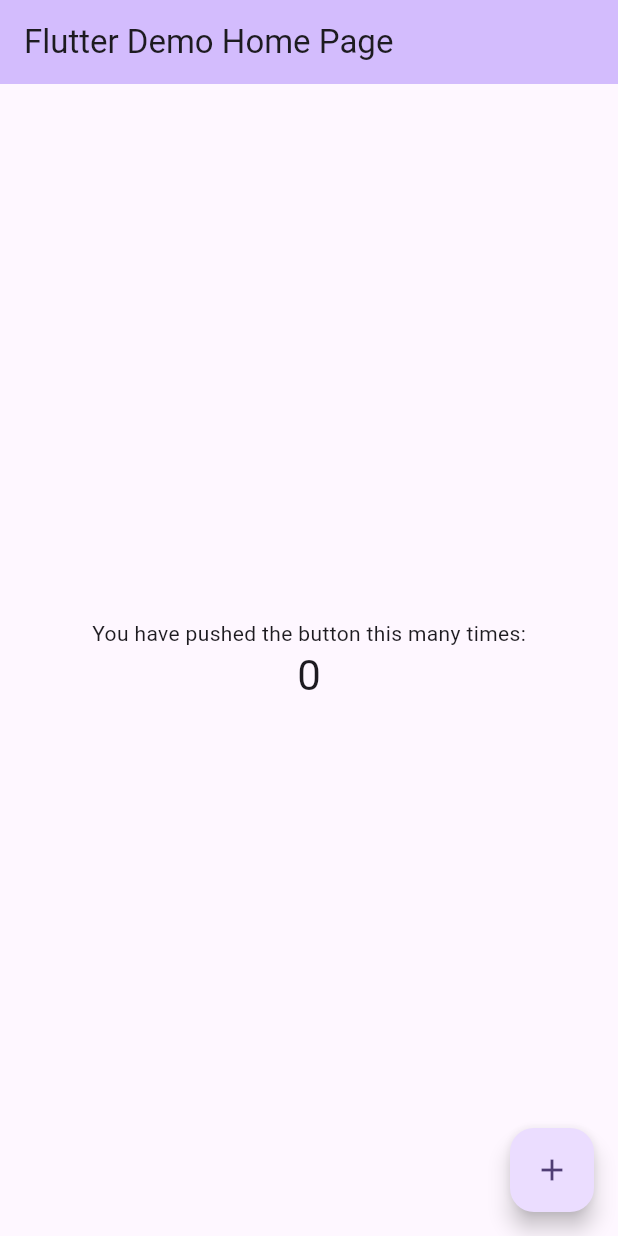
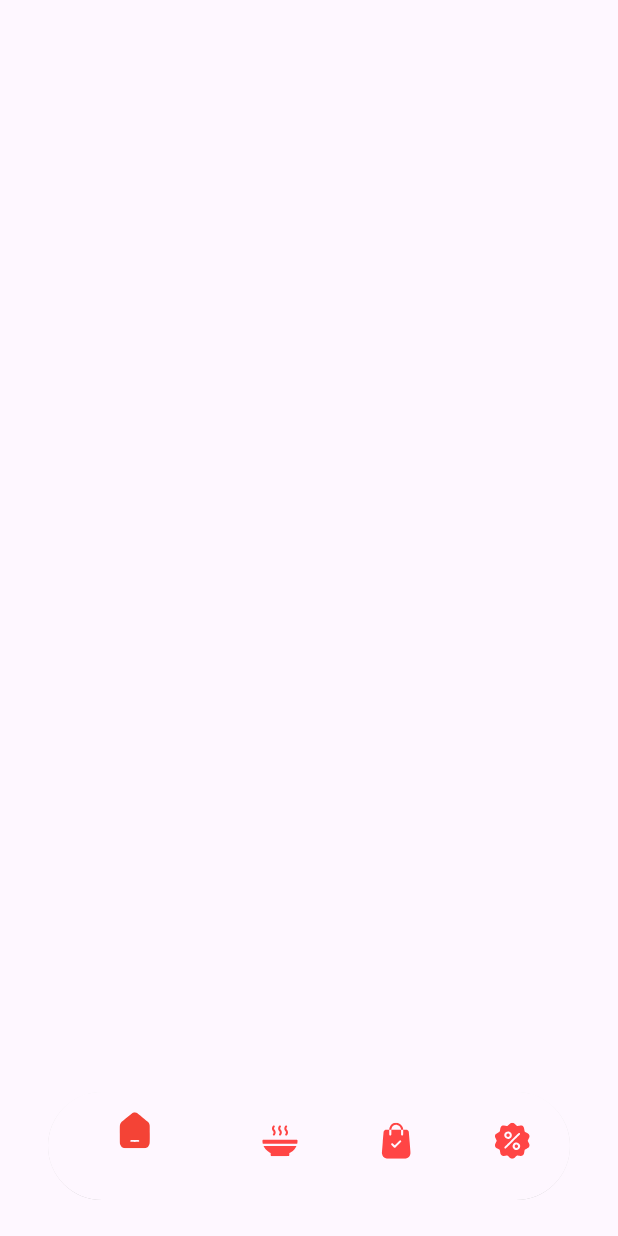
Before and after one commit to ejaz-ahamed/resto_admin, a Flutter app: the screen it shows after launch, on a phone screen of 412 x 824 dp. Run offline on Flutter 3.47's test engine with Material 3 defaults, Android fonts, the phone set to English and light mode, and no system bars; our stand-ins replace flutter_svg.

Commit message:
bottomnavigation bar added

```diff
--- /dev/null
+++ b/lib/features/authentication/presentation/pages/homepage.dart
@@ -0,0 +1,14 @@
+import 'package:flutter/material.dart';
+import 'package:resto_admin/features/authentication/presentation/widgets/bottom_nav_widget.dart';
+
+class HomePage extends StatelessWidget {
+  const HomePage({super.key});
+
+  @override
+  Widget build(BuildContext context) {
+    return Scaffold(
+      appBar: AppBar(),
+      bottomNavigationBar: BottomNaviWidget(),
+    );
+  }
+}
--- /dev/null
+++ b/lib/features/authentication/presentation/widgets/bottom_nav_widget.dart
@@ -0,0 +1,58 @@
+import 'package:flutter/material.dart';
+import 'package:flutter_svg/flutter_svg.dart';
+
+class BottomNaviWidget extends StatelessWidget {
+  const BottomNaviWidget({super.key});
+
+  @override
+  Widget build(BuildContext context) {
+    return Padding(
+      padding: const EdgeInsets.symmetric(vertical: 24, horizontal: 32),
+      child: ClipRRect(
+        borderRadius: BorderRadius.circular(60),
+        child: Container(
+          width: 382,
+          height: 72,
+          decoration: BoxDecoration(
+              color: Colors.white,
+              borderRadius: BorderRadius.circular(60),
+              boxShadow: [BoxShadow(color: Color(000000), blurRadius: 0.25)]),
+          child: BottomNavigationBar(
+              backgroundColor: Colors.white,
+              selectedItemColor: Colors.red,
+              items: [
+                BottomNavigationBarItem(
+                    icon: SvgPicture.asset(
+                      'asset/icons/ic_home_icon.svg',
+                      height: 24,
+                      width: 24,
+                      color: Colors.red,
+                    ),
+                    label: ''),
+                BottomNavigationBarItem(
+                    icon: SvgPicture.asset(
+                      'asset/icons/ic_bowl_icon.svg',
+                      height: 24,
+                      width: 24,
+                    ),
+                    label: ''),
+                BottomNavigationBarItem(
+                    icon: SvgPicture.asset(
+                      'asset/icons/ic_bag_icon.svg',
+                      height: 24,
+                      width: 24,
+                    ),
+                    label: ''),
+                BottomNavigationBarItem(
+                    icon: SvgPicture.asset(
+                      'asset/icons/ic_offer_icon.svg',
+                      height: 24,
+                      width: 24,
+                    ),
+                    label: ''),
+              ]),
+        ),
+      ),
+    );
+  }
+}
--- a/lib/main.dart
+++ b/lib/main.dart
@@ -1,4 +1,6 @@
 import 'package:flutter/material.dart';
+import 'package:resto_admin/features/authentication/presentation/pages/homepage.dart';
+import 'package:resto_admin/features/authentication/presentation/widgets/bottom_nav_widget.dart';
 
 void main() {
   runApp(const MyApp());
@@ -7,119 +9,11 @@ void main() {
 class MyApp extends StatelessWidget {
   const MyApp({super.key});
 
-  // This widget is the root of your application.
   @override
   Widget build(BuildContext context) {
     return MaterialApp(
       title: 'Flutter SAMPLEEEE',
-      theme: ThemeData(
-        // This is the theme of your application.
-        //
-        // TRY THIS: Try running your application with "flutter run". You'll see
-        // the application has a purple toolbar. Then, without quitting the app,
-        // try changing the seedColor in the colorScheme below to Colors.green
-        // and then invoke "hot reload" (save your changes or press the "hot
-        // reload" button in a Flutter-supported IDE, or press "r" if you used
-        // the command line to start the app).
-        //
-        // Notice that the counter didn't reset back to zero; the application
-        // state is not lost during the reload. To reset the state, use hot
-        // restart instead.
-        //
-        // This works for code too, not just values: Most code changes can be
-        // tested with just a hot reload.
-        colorScheme: ColorScheme.fromSeed(seedColor: Colors.deepPurple),
-        useMaterial3: true,
-      ),
-      home: const MyHomePage(title: 'Flutter Demo Home Page'),
+      home: HomePage(),
     );
   }
 }
-
-class MyHomePage extends StatefulWidget {
-  const MyHomePage({super.key, required this.title});
-
-  // This widget is the home page of your application. It is stateful, meaning
-  // that it has a State object (defined below) that contains fields that affect
-  // how it looks.
-
-  // This class is the configuration for the state. It holds the values (in this
-  // case the title) provided by the parent (in this case the App widget) and
-  // used by the build method of the State. Fields in a Widget subclass are
-  // always marked "final".
-
-  final String title;
-
-  @override
-  State<MyHomePage> createState() => _MyHomePageState();
-}
-
-class _MyHomePageState extends State<MyHomePage> {
-  int _counter = 0;
-
-  void _incrementCounter() {
-    setState(() {
-      // This call to setState tells the Flutter framework that something has
-      // changed in this State, which causes it to rerun the build method below
-      // so that the display can reflect the updated values. If we changed
-      // _counter without calling setState(), then the build method would not be
-      // called again, and so nothing would appear to happen.
-      _counter++;
-    });
-  }
-
-  @override
-  Widget build(BuildContext context) {
-    // This method is rerun every time setState is called, for instance as done
-    // by the _incrementCounter method above.
-    //
-    // The Flutter framework has been optimized to make rerunning build methods
-    // fast, so that you can just rebuild anything that needs updating rather
-    // than having to individually change instances of widgets.
-    return Scaffold(
-      appBar: AppBar(
-        // TRY THIS: Try changing the color here to a specific color (to
-        // Colors.amber, perhaps?) and trigger a hot reload to see the AppBar
-        // change color while the other colors stay the same.
-        backgroundColor: Theme.of(context).colorScheme.inversePrimary,
-        // Here we take the value from the MyHomePage object that was created by
-        // the App.build method, and use it to set our appbar title.
-        title: Text(widget.title),
-      ),
-      body: Center(
-        // Center is a layout widget. It takes a single child and positions it
-        // in the middle of the parent.
-        child: Column(
-          // Column is also a layout widget. It takes a list of children and
-          // arranges them vertically. By default, it sizes itself to fit its
-          // children horizontally, and tries to be as tall as its parent.
-          //
-          // Column has various properties to control how it sizes itself and
-          // how it positions its children. Here we use mainAxisAlignment to
-          // center the children vertically; the main axis here is the vertical
-          // axis because Columns are vertical (the cross axis would be
-          // horizontal).
-          //
-          // TRY THIS: Invoke "debug painting" (choose the "Toggle Debug Paint"
-          // action in the IDE, or press "p" in the console), to see the
-          // wireframe for each widget.
-          mainAxisAlignment: MainAxisAlignment.center,
-          children: <Widget>[
-            const Text(
-              'You have pushed the button this many times:',
-            ),
-            Text(
-              '$_counter',
-              style: Theme.of(context).textTheme.headlineMedium,
-            ),
-          ],
-        ),
-      ),
-      floatingActionButton: FloatingActionButton(
-        onPressed: _incrementCounter,
-        tooltip: 'Increment',
-        child: const Icon(Icons.add),
-      ), // This trailing comma makes auto-formatting nicer for build methods.
-    );
-  }
-}
```
Also changed, not shown: pubspec.yaml (+3 -5 lines), asset/icons/ic_bag_icon.svg (added), asset/icons/ic_bowl_icon.svg (added), asset/icons/ic_home_icon.svg (added), asset/icons/ic_offer_icon.svg (added), pubspec.lock.
